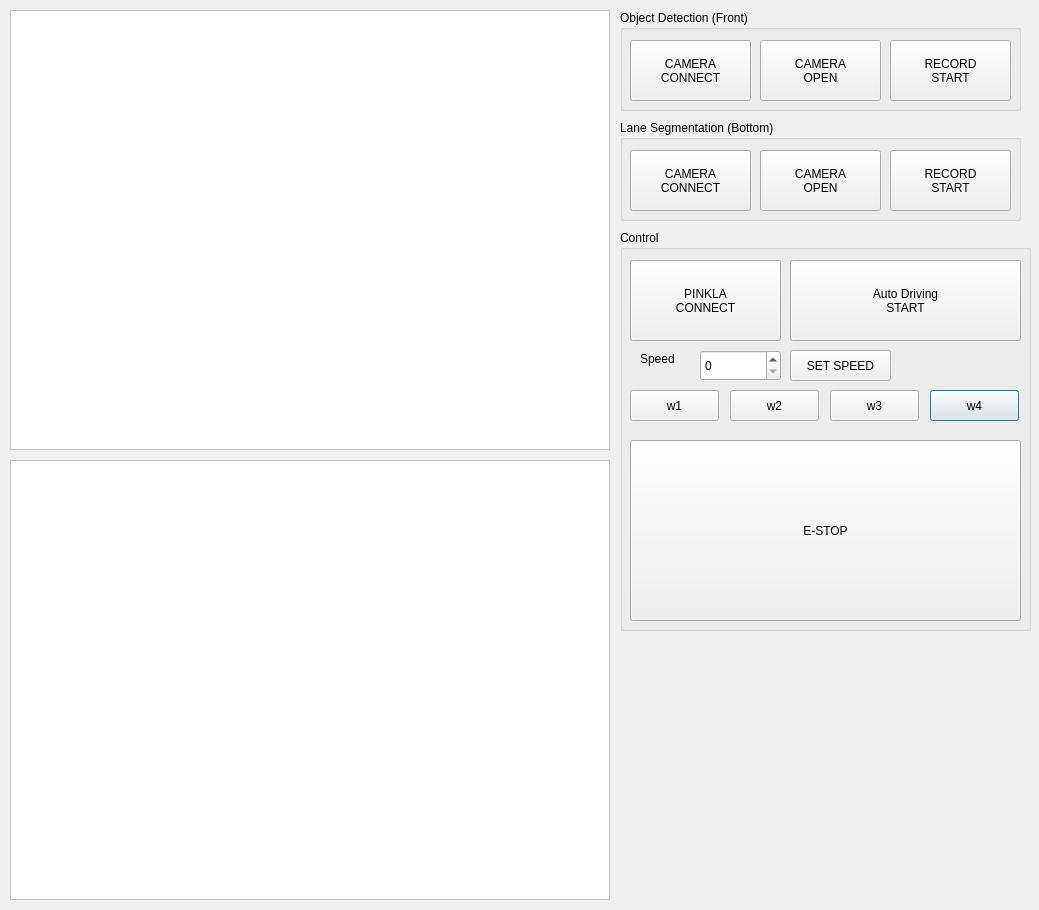
addinedu-ros-4th/deeplearning-repo-2, file src/pinkla_qt/gui.ui: the form before one commit.
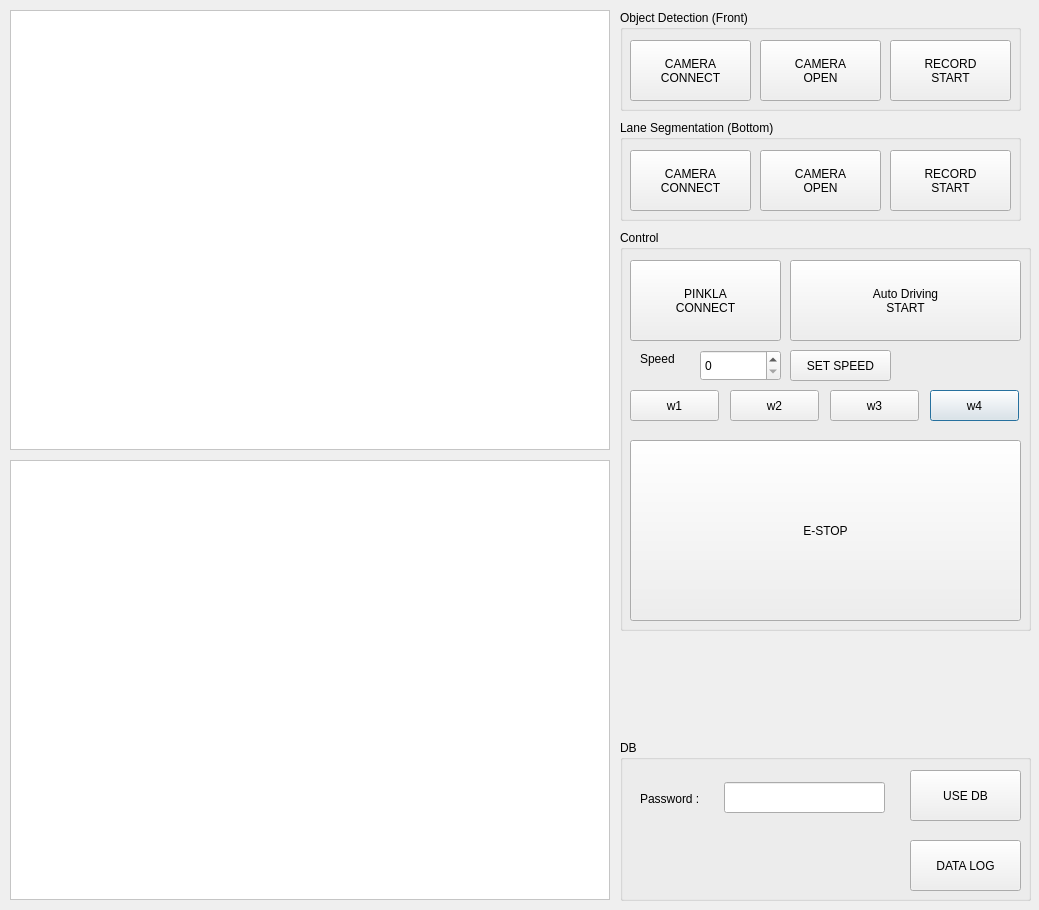
The form after the commit.

Patch:
```diff
--- a/src/pinkla_qt/gui.ui
+++ b/src/pinkla_qt/gui.ui
@@ -306,6 +306,81 @@
     </property>
    </widget>
   </widget>
+  <widget class="QGroupBox" name="groupBox_4">
+   <property name="geometry">
+    <rect>
+     <x>620</x>
+     <y>740</y>
+     <width>411</width>
+     <height>161</height>
+    </rect>
+   </property>
+   <property name="title">
+    <string>DB</string>
+   </property>
+   <widget class="QPushButton" name="useDBButton">
+    <property name="geometry">
+     <rect>
+      <x>290</x>
+      <y>30</y>
+      <width>111</width>
+      <height>51</height>
+     </rect>
+    </property>
+    <property name="text">
+     <string>USE DB</string>
+    </property>
+   </widget>
+   <widget class="QPushButton" name="logButton">
+    <property name="geometry">
+     <rect>
+      <x>290</x>
+      <y>100</y>
+      <width>111</width>
+      <height>51</height>
+     </rect>
+    </property>
+    <property name="text">
+     <string>DATA LOG</string>
+    </property>
+   </widget>
+   <widget class="QLineEdit" name="dbPassword">
+    <property name="geometry">
+     <rect>
+      <x>104</x>
+      <y>42</y>
+      <width>161</width>
+      <height>31</height>
+     </rect>
+    </property>
+   </widget>
+   <widget class="QLabel" name="label_2">
+    <property name="geometry">
+     <rect>
+      <x>20</x>
+      <y>50</y>
+      <width>81</width>
+      <height>17</height>
+     </rect>
+    </property>
+    <property name="text">
+     <string>Password : </string>
+    </property>
+   </widget>
+   <widget class="QLabel" name="checkPW">
+    <property name="geometry">
+     <rect>
+      <x>20</x>
+      <y>100</y>
+      <width>141</width>
+      <height>17</height>
+     </rect>
+    </property>
+    <property name="text">
+     <string/>
+    </property>
+   </widget>
+  </widget>
  </widget>
  <resources/>
  <connections/>
```
